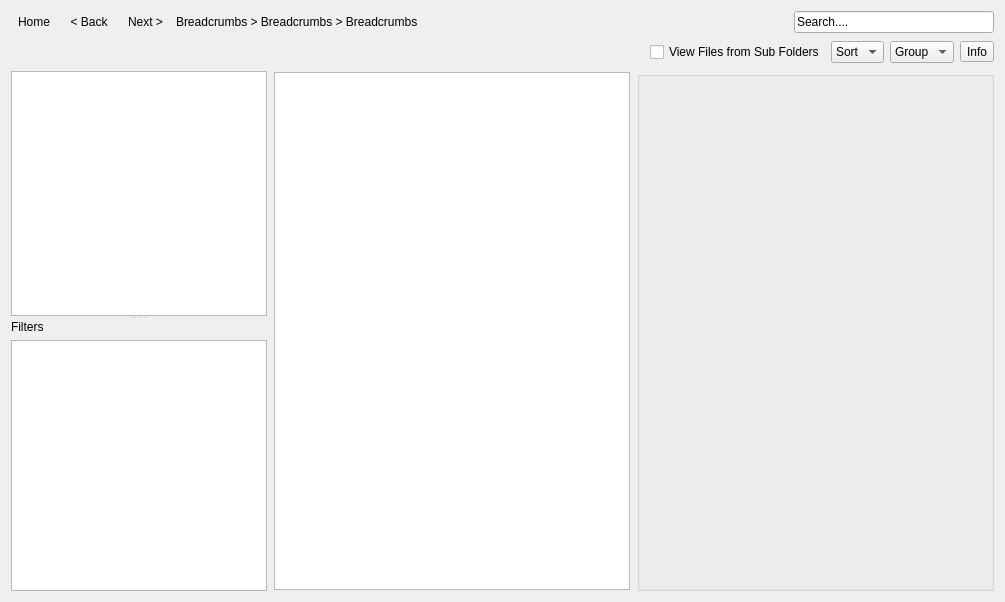
shotgunsoftware/tk-multi-loader2, file resources/dialog.ui: the form before one commit.
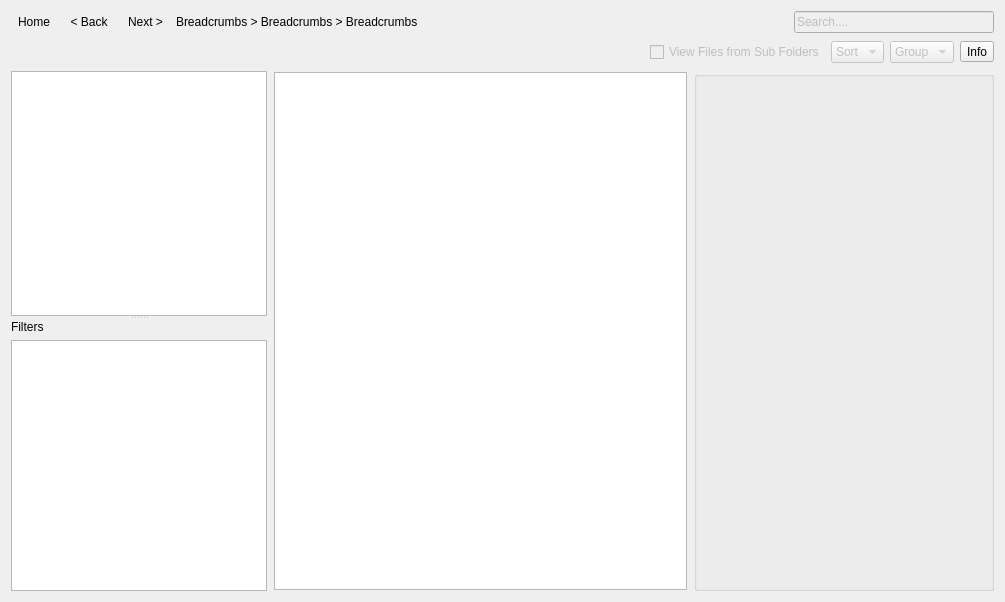
The form after the commit. The open tabs and pages were chosen to show the change. Icons and pictures are not drawn.

What changed in the file:
```diff
--- a/resources/dialog.ui
+++ b/resources/dialog.ui
@@ -80,6 +80,9 @@
      </item>
      <item>
       <widget class="QLineEdit" name="lineEdit">
+       <property name="enabled">
+        <bool>false</bool>
+       </property>
        <property name="sizePolicy">
         <sizepolicy hsizetype="Fixed" vsizetype="Fixed">
          <horstretch>200</horstretch>
@@ -121,6 +124,9 @@
        </item>
        <item>
         <widget class="QCheckBox" name="checkBox">
+         <property name="enabled">
+          <bool>false</bool>
+         </property>
          <property name="text">
           <string>View Files from Sub Folders</string>
          </property>
@@ -128,6 +134,9 @@
        </item>
        <item>
         <widget class="QComboBox" name="comboBox_2">
+         <property name="enabled">
+          <bool>false</bool>
+         </property>
          <item>
           <property name="text">
            <string>Sort</string>
@@ -137,6 +146,9 @@
        </item>
        <item>
         <widget class="QComboBox" name="comboBox">
+         <property name="enabled">
+          <bool>false</bool>
+         </property>
          <item>
           <property name="text">
            <string>Group</string>
@@ -264,6 +276,18 @@
    </item>
    <item row="2" column="2">
     <widget class="QGroupBox" name="details">
+     <property name="minimumSize">
+      <size>
+       <width>300</width>
+       <height>0</height>
+      </size>
+     </property>
+     <property name="maximumSize">
+      <size>
+       <width>300</width>
+       <height>16777215</height>
+      </size>
+     </property>
      <property name="title">
       <string/>
      </property>
```
Left out of the diff: 2 changed lines with no effect on the pictures.
